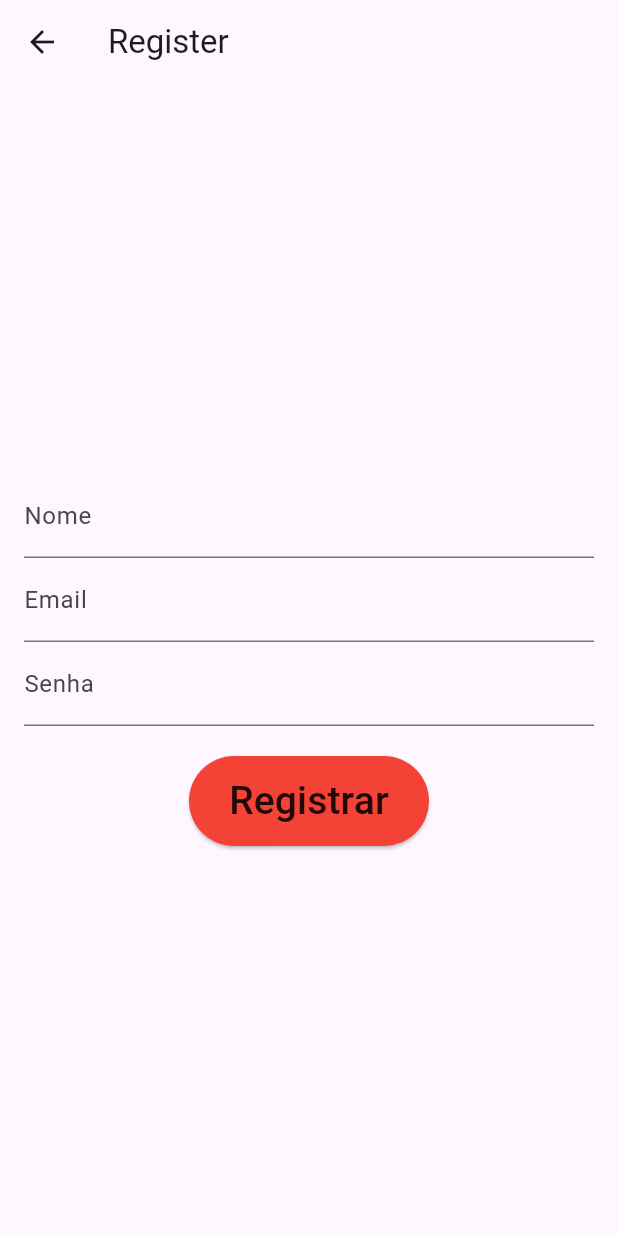
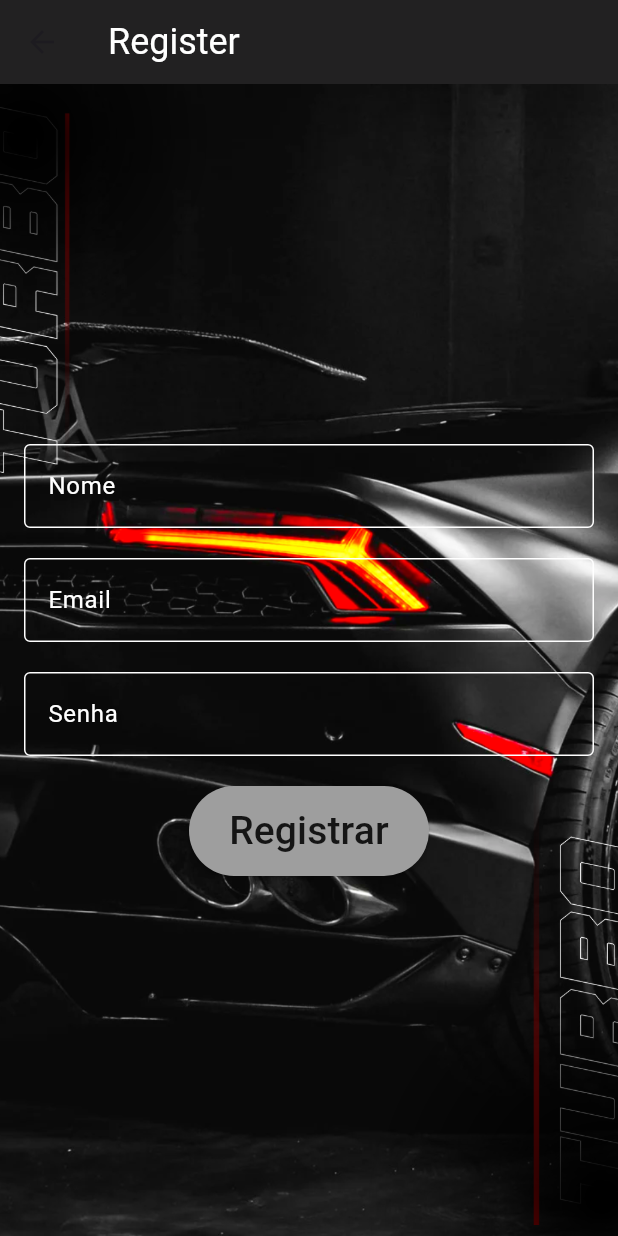
Before and after one commit to lukasreei/carviewproject, a Flutter app: the RegisterPage screen opened directly, on a phone screen of 412 x 824 dp. Run offline on Flutter 3.47's test engine with Material 3 defaults, Android fonts, the light colour scheme and no system bars; our stand-ins replace cloud_firestore, firebase_analytics, firebase_auth, firebase_core, flutter_localized_locales, google_fonts and 1 more; accounts and stored records are empty.

Commit message:
atualização do register front

```diff
--- a/lib/pages/authentication/email.dart
+++ b/lib/pages/authentication/email.dart
@@ -1,4 +1,3 @@
-// email.dart
 import 'package:firebase_auth/firebase_auth.dart';
 import 'package:flutter/material.dart';
 import 'package:firebase_analytics/firebase_analytics.dart';
--- a/lib/pages/authentication/register.dart
+++ b/lib/pages/authentication/register.dart
@@ -14,9 +14,7 @@ class _RegisterPageState extends State<RegisterPage> {
   final TextEditingController _passwordController = TextEditingController();
   final TextEditingController _displayNameController = TextEditingController();
 
-  // Função para registrar o usuário
   Future<void> registerUser(BuildContext context) async {
-    // Validação básica dos campos de entrada
     if (_displayNameController.text.isEmpty ||
         _emailController.text.isEmpty ||
         _passwordController.text.isEmpty) {
@@ -74,24 +72,45 @@ class _RegisterPageState extends State<RegisterPage> {
     return Scaffold(
       appBar: AppBar(
         title: const Text('Register'),
+        titleTextStyle: TextStyle(color: Colors.white, fontSize: 24),
+        backgroundColor: Colors.black87,
       ),
-      body: Padding(
+      body: Container(
+        decoration: BoxDecoration(
+          image: DecorationImage(
+            image: AssetImage('assets/images/registerimage.png'),
+            fit: BoxFit.cover,
+          ),
+        ),
+        child: Padding(
           padding: const EdgeInsets.all(16.0),
           child: Column(
             mainAxisAlignment: MainAxisAlignment.center,
             children: [
               TextField(
                 controller: _displayNameController,
-              decoration: const InputDecoration(labelText: 'Nome'),
+                decoration: const InputDecoration(labelText: 'Nome',
+                labelStyle: TextStyle(color: Colors.white),
+                focusedBorder: OutlineInputBorder(borderSide: BorderSide(color: Colors.white)),
+                enabledBorder: OutlineInputBorder(borderSide: BorderSide(color: Colors.white))),
+
               ),
+              SizedBox(height: 20,),
               TextField(
                 controller: _emailController,
-              decoration: const InputDecoration(labelText: 'Email'),
+                decoration: const InputDecoration(labelText: 'Email',
+                    labelStyle: TextStyle(color: Colors.white),
+                focusedBorder: OutlineInputBorder(borderSide: BorderSide(color: Colors.white),),
+                enabledBorder: OutlineInputBorder(borderSide: BorderSide(color: Colors.white))),
                 keyboardType: TextInputType.emailAddress,
               ),
+              SizedBox(height: 20,),
               TextField(
                 controller: _passwordController,
-              decoration: const InputDecoration(labelText: 'Senha'),
+                decoration: const InputDecoration(labelText: 'Senha',
+                labelStyle: TextStyle(color: Colors.white),
+                focusedBorder: OutlineInputBorder(borderSide: BorderSide(color: Colors.white)),
+                enabledBorder: OutlineInputBorder(borderSide: BorderSide(color: Colors.white))),
                 obscureText: true,
               ),
               const SizedBox(height: 20),
@@ -100,11 +119,12 @@ class _RegisterPageState extends State<RegisterPage> {
                 child: const Text('Registrar', style: TextStyle(fontSize: 26),),
                 style: ElevatedButton.styleFrom(
                   foregroundColor: Colors.black87,
-                backgroundColor: Colors.red,
+                  backgroundColor: Colors.grey,
                   minimumSize: Size(160, 60),
                 ),
               ),
             ],
+          ),
         ),
       ),
     );
```
Also changed, not shown: assets/images/registerimage.png (added). Lines whose indentation alone changed are shown as unchanged.
